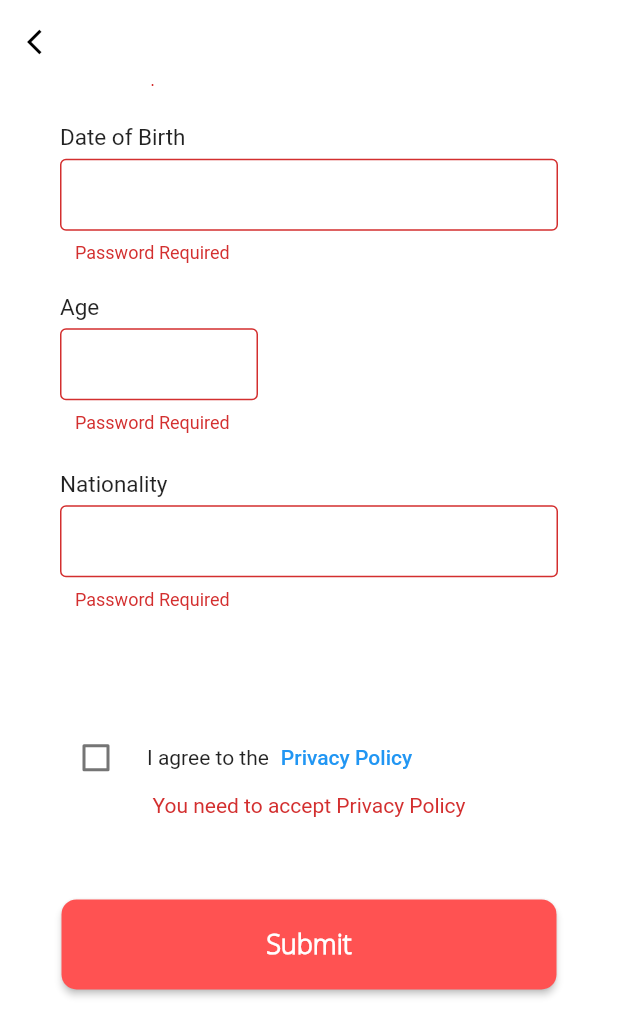
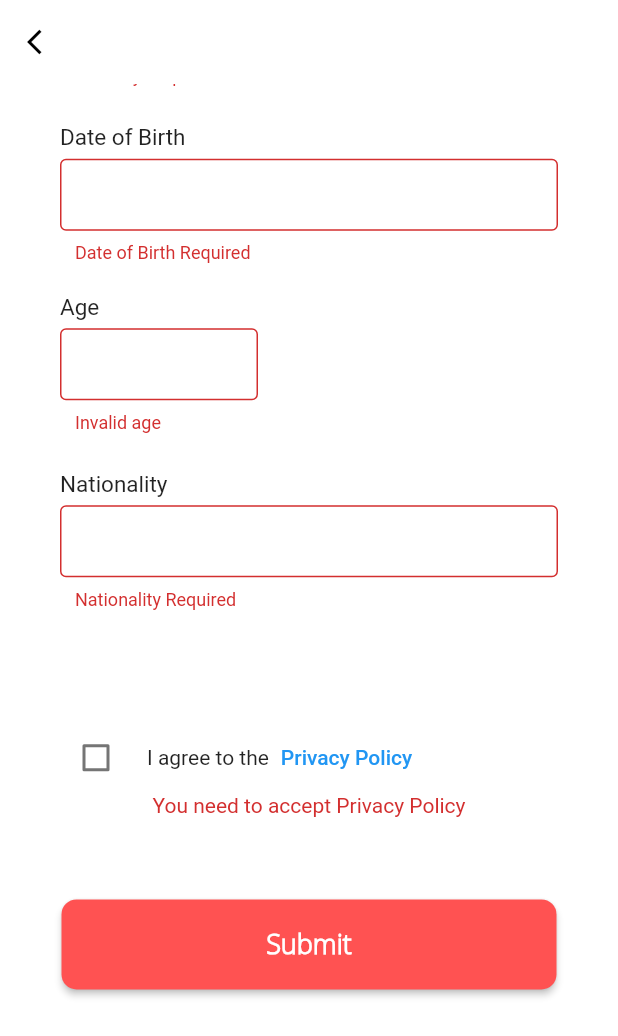
Before and after one commit to shelterClone/elderly_squire_new_proj_2023, a Flutter app: the ID_Reg2 screen opened directly, scrolled down 1056 dp, after a tap on "Submit", on a phone screen of 412 x 824 dp. Shown: the top 1036 px of the screen. Run offline on Flutter 3.47's test engine with Material 2 defaults, Android fonts, the phone set to English and light mode, and no system bars; our stand-ins replace cloud_firestore, dio, file_picker, firebase_auth, firebase_core, flare_flutter and 5 more; missing offline and left inert: flutter_pdfview, flutter_tawk, image_picker_for_web; accounts and stored records are empty.

Commit message:
few changes

```diff
--- a/lib/ID_Registration/ID_Registration2.dart
+++ b/lib/ID_Registration/ID_Registration2.dart
@@ -33,10 +33,11 @@ class  ID_Reg2State extends State< ID_Reg2> {
   bool ischecked = false;
   TextEditingController address = TextEditingController();
   TextEditingController email = TextEditingController();
-  TextEditingController password = TextEditingController();
+  TextEditingController dateofbirth = TextEditingController();
   // TextEditingController contactnum = TextEditingController();
-  TextEditingController confirmpassword = TextEditingController();
-  bool isPasswordHidden = true;
+  TextEditingController age = TextEditingController();
+  TextEditingController nationality = TextEditingController();
+
 
 
   User? _user = FirebaseAuth.instance.currentUser;
@@ -70,6 +71,7 @@ class  ID_Reg2State extends State< ID_Reg2> {
           sex: sex,
           address: address,
           email: user?.email,
+
           // contact_number: contact_number,
 
         )
@@ -121,8 +123,8 @@ class  ID_Reg2State extends State< ID_Reg2> {
     selectsex = TextEditingController();
     address.text = '';
     email.text = '';
-    password.text = '';
-    confirmpassword.text = '';
+    age.text = '';
+    nationality.text = '';
     // contactnum.text = '';
 
     super.initState();
@@ -148,8 +150,7 @@ class  ID_Reg2State extends State< ID_Reg2> {
       selectsex.dispose();
       address.dispose();
       email.dispose();
-      password.dispose();
-      confirmpassword.dispose();
+      age.dispose();
       super.dispose();
     }
 
@@ -378,7 +379,7 @@ class  ID_Reg2State extends State< ID_Reg2> {
                         controller: lastname,
                         validator: (value) {
                           if (value!.isEmpty) {
-                            return "Last Name Required";
+                            return "Surname Required";
                           }
                           // else if (!numReg.hasMatch(value)) {
                           //   return "Invalid Last Name";
@@ -479,15 +480,13 @@ class  ID_Reg2State extends State< ID_Reg2> {
                         controller: email,
                         validator: (value) {
                           if (value!.isEmpty) {
-                            return "Email Required";
+                            return "Birthday Required";
                           }
                           // else if (value.isEmpty ||
                           //     !value.contains('@gmail.com')) {
                           //   return "Invalid Email";
                           // }
-                          else if (value.isEmpty || !value.contains('@') || !value.contains('.') || !value.contains('.com')) {
-                            return "Invalid Email";
-                          }
+
 
                           else {
                             return null;
@@ -527,24 +526,21 @@ class  ID_Reg2State extends State< ID_Reg2> {
                       margin: EdgeInsets.only(bottom: 20),
                       child: TextFormField(
                         //----------------------Date of Birth txtField-----------------------------//
-                        controller: password,
+                        controller: dateofbirth,
                         validator: (value) {
                           if (value == null || value.isEmpty) {
-                            return "Password Required";
-                          } else if (value.length < 8) {
-                            return "Password must be 8-16 characters";
-                          } else if (value.length > 16) {
-                            return "Password must be 8-16 characters";
-                          } else {
+                            return "Date of Birth Required";
+                          }
+                          else {
                             return null;
                           }
                         },
-                        obscureText: isPasswordHidden,
+
                         onChanged: (value) {
                           TextSelection previousSelection =
-                              password.selection; //----------new
-                          password.text = value;
-                          password.selection =
+                              dateofbirth.selection; //----------new
+                          dateofbirth.text = value;
+                          dateofbirth.selection =
                               previousSelection; //--------------new
 //
                         },
@@ -573,26 +569,24 @@ class  ID_Reg2State extends State< ID_Reg2> {
                       margin: EdgeInsets.only(right: 200,bottom: 20),
                       child: TextFormField(
                         //----------------------Age txtField-----------------------------//
-                        controller: confirmpassword,
+                        controller: age,
                         validator: (value) {
-                          if (password.text.isNotEmpty & confirmpassword.text.isEmpty) {
-                            return "Please Re Enter Password";
-                          }
-                          if (value == null || value.isEmpty) {
-                            return "Password Required";
+
+                          if (value!.length <1) {
+                            return "Invalid age";
                           }
 
-                          if (password.text != confirmpassword.text) {
-                            return "Password does not match";
+                          else if(value.isEmpty){
+                            return "Age required";
                           }
                           return null;
                         },
                         // obscureText: true,
                         onChanged: (value) {
                           TextSelection previousSelection =
-                              confirmpassword.selection; //----------new
-                          confirmpassword.text = value;
-                          confirmpassword.selection =
+                              age.selection; //----------new
+                          age.text = value;
+                          age.selection =
                               previousSelection; //--------------new},
                         },
 
@@ -622,25 +616,22 @@ class  ID_Reg2State extends State< ID_Reg2> {
                     Container(
                       margin: EdgeInsets.only(bottom: 20),
                       child: TextFormField(
-                        //----------------------Date of Birth txtField-----------------------------//
-                        controller: password,
+                        //----------------------Nationality-----------------------------//
+                        controller: nationality,
                         validator: (value) {
                           if (value == null || value.isEmpty) {
-                            return "Password Required";
-                          } else if (value.length < 8) {
-                            return "Password must be 8-16 characters";
-                          } else if (value.length > 16) {
-                            return "Password must be 8-16 characters";
-                          } else {
+                            return "Nationality Required";
+                          }
+
+                          else {
                             return null;
                           }
                         },
-                        obscureText: isPasswordHidden,
                         onChanged: (value) {
                           TextSelection previousSelection =
-                              password.selection; //----------new
-                          password.text = value;
-                          password.selection =
+                              nationality.selection; //----------new
+                          nationality.text = value;
+                          nationality.selection =
                               previousSelection; //--------------new
 //
                         },
@@ -777,7 +768,8 @@ class  ID_Reg2State extends State< ID_Reg2> {
                           selectsex.text,
                           address.text,
                           email.text,
-                          password.text);
+                          age.text,
+                          );
 
                     },
                   ),
--- a/lib/Medicine Reminder/new_entry.dart
+++ b/lib/Medicine Reminder/new_entry.dart
@@ -437,19 +437,18 @@ class _NewEntryState extends State<NewEntry> {
 //     //await flutterLocalNotificationsPlugin.cancelAll();
 //   }
 
-  Future<void> scheduleNotification(Medicine medicine) async {
+  Future <void> scheduleNotification(Medicine medicine) async {
+    // var hour = int.parse(medicine.startTime.substring(0, 2));
+    // var ogValue = hour;
+    // var minute = int.parse(medicine.startTime.substring(2, 4));
     var hour = int.parse(medicine.startTime[0] + medicine.startTime[1]);
+    var ogValue = hour;
     var minute = int.parse(medicine.startTime[2] + medicine.startTime[3]);
-
-    tzdata.initializeTimeZones();
-
-    // final local = tz.getLocation('your_local_time_zone_here');
-    final local = tz.getLocation('Asia/Singapore');
 
     var androidPlatformChannelSpecifics = AndroidNotificationDetails(
       'repeatDailyAtTime channel id',
       'repeatDailyAtTime channel name',
-      channelDescription: 'repeatDailyAtTime description',
+      channelDescription:'repeatDailyAtTime description',
       importance: Importance.max,
       sound: RawResourceAndroidNotificationSound('sound'),
       priority: Priority.high,
@@ -465,35 +464,24 @@ class _NewEntryState extends State<NewEntry> {
       iOS: iOSPlatformChannelSpecifics,
     );
 
-
-    var ogValue = hour;
-
     for (int i = 0; i < (24 / medicine.interval).floor(); i++) {
-      if (hour + (medicine.interval * i) > 23) {
+      if ((hour + (medicine.interval * i) > 23)) {
         hour = hour + (medicine.interval * i) - 24;
       } else {
         hour = hour + (medicine.interval * i);
       }
-
-      final scheduledTime = tz.TZDateTime(tz.local, DateTime.now().year, DateTime.now().month, DateTime.now().day, hour, minute);
-
-
-      await flutterLocalNotificationsPlugin.zonedSchedule(
+      await flutterLocalNotificationsPlugin.showDailyAtTime(
         int.parse(medicine.notificationIDs[i]),
         'Elderly Squire: ${medicine.medicineName}',
         medicine.medicineType.toString() != MedicineType.None.toString()
             ? 'It is time to take ${medicine.medicineType.toLowerCase()}, according to the schedule'
             : 'It is time to take your medicine, according to the schedule',
-        scheduledTime,
+        Time(hour, minute, 0),
         platformChannelSpecifics,
-        androidAllowWhileIdle: true,
-        uiLocalNotificationDateInterpretation: UILocalNotificationDateInterpretation.absoluteTime,
       );
-
       hour = ogValue;
     }
   }
-
 
 
 }
```
Also changed, not shown: pubspec.yaml (+1 -10 lines), pubspec.lock, 1 other file.
